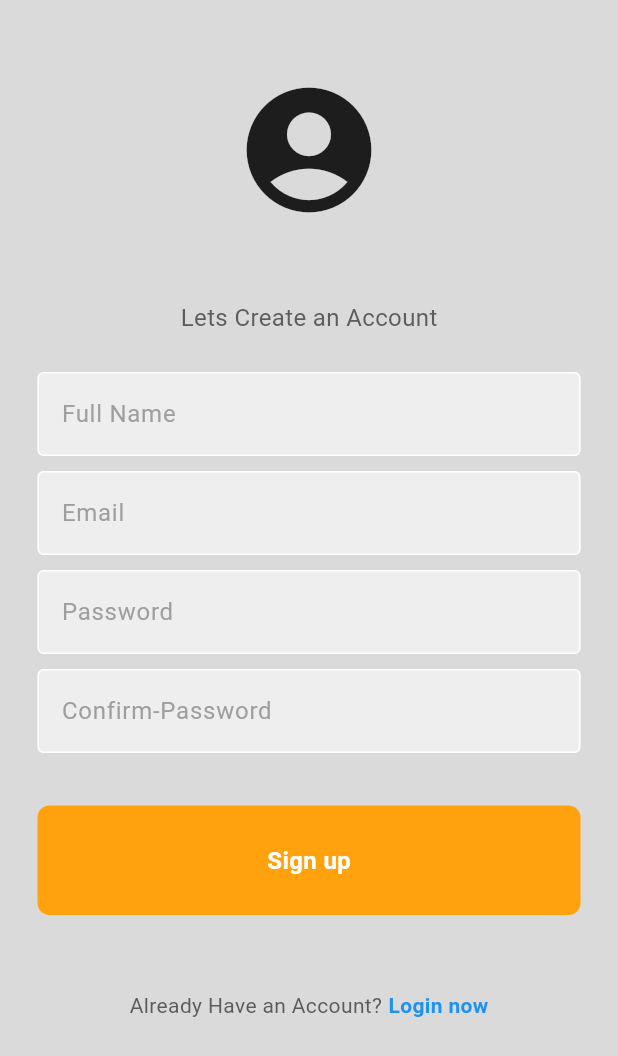
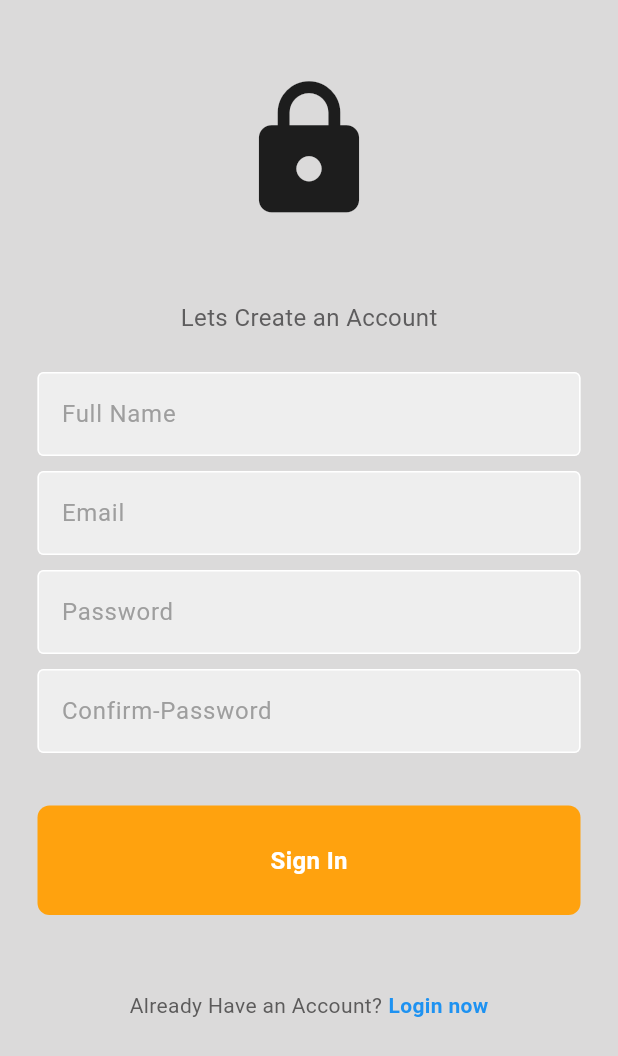
Before and after one commit to Pratik-Bhattarai77/application, a Flutter app: the RegisterPage screen opened directly with empty values, on a phone screen of 412 x 824 dp. Shown: the top 1056 px of the screen. Run offline on Flutter 3.47's test engine with Material 3 defaults, Android fonts, the phone set to English and light mode, and no system bars; our stand-ins replace cached_network_image, carousel_slider, cloud_firestore, firebase_auth, firebase_core, firebase_storage and 6 more; missing offline and left inert: khalti_flutter, syncfusion_flutter_pdfviewer; accounts and stored records are empty.

Commit message:
Fixed register page

```diff
--- a/lib/pages/Register_page.dart
+++ b/lib/pages/Register_page.dart
@@ -1,4 +1,4 @@
-import 'package:application/pages/login_page.dart';
+import 'package:application/components/my_button.dart';
 import 'package:cloud_firestore/cloud_firestore.dart';
 import 'package:firebase_auth/firebase_auth.dart';
 import 'package:flutter/material.dart';
@@ -65,14 +65,12 @@ class _RegisterPageState extends State<RegisterPage> {
           fullnameController.text.trim(), usernameController.text.trim());
       if (mounted) {
         // Check if the widget is still mounted
-        Navigator.of(context).pushReplacement(
-          MaterialPageRoute(
-              builder: (context) => LoginPage(onTap: widget.onTap)),
-        );
-        ;
+        Navigator.pop(context);
       }
     } on FirebaseAuthException catch (e) {
       if (mounted) {
+        // Check if the widget is still mounted
+        Navigator.pop(context);
         displayMessage(e.message ?? 'An error occurred. Please try again.');
       }
     }
@@ -141,7 +139,7 @@ class _RegisterPageState extends State<RegisterPage> {
               children: [
                 const SizedBox(height: 50),
                 const Icon(
-                  Icons.account_circle,
+                  Icons.lock,
                   size: 100,
                 ),
                 const SizedBox(height: 50),
@@ -178,7 +176,7 @@ class _RegisterPageState extends State<RegisterPage> {
                 ),
                 const SizedBox(height: 10),
                 const SizedBox(height: 25),
-                MyButtonR(
+                MyButton(
                   onTap: signUserIn,
                   text: 'Sign Up',
                 ),
```
